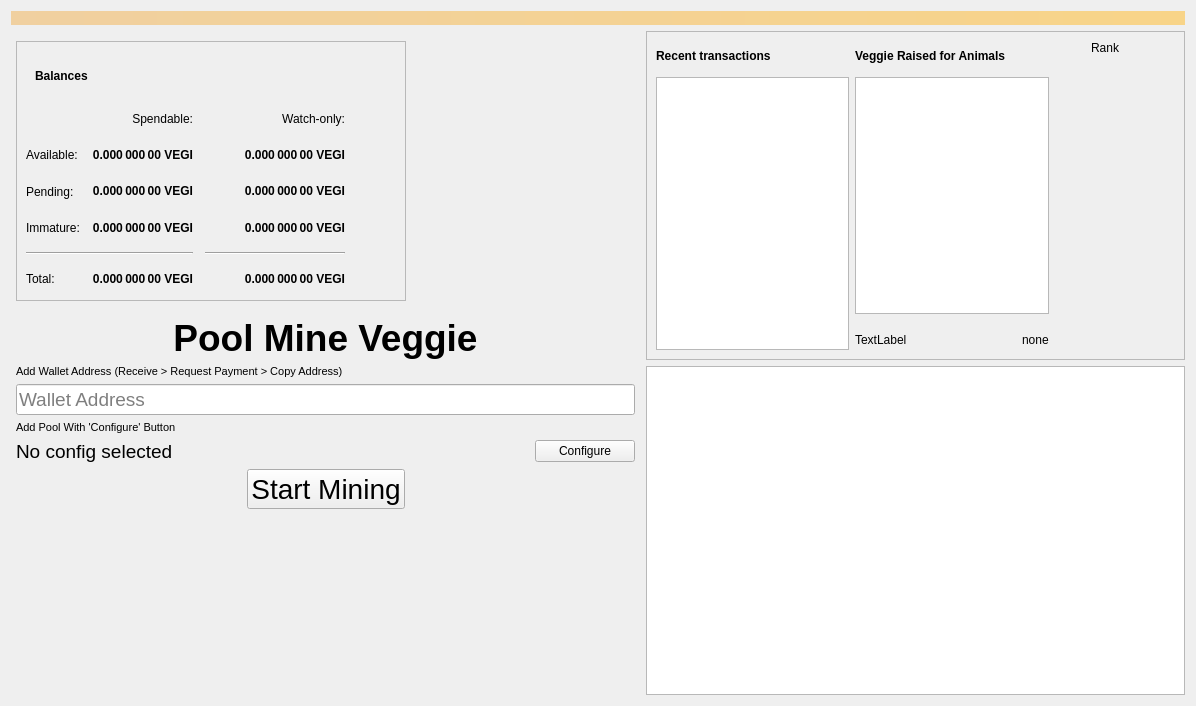
Before: the Qt Designer form src/qt/forms/overviewpage.ui in Oskii/Veggie, drawn with Qt 5.
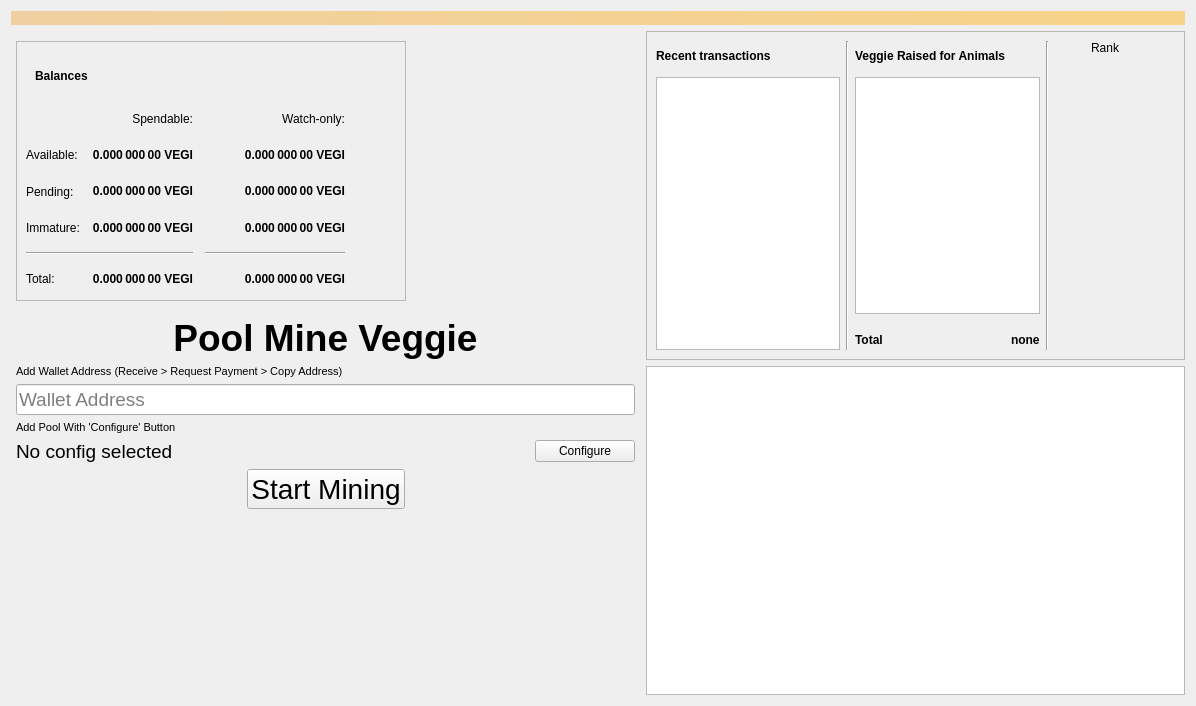
After: the same form once the commit is applied. Icons and pictures are not drawn.

Commit message: implemented animal donation list

```diff
--- a/src/qt/forms/overviewpage.ui
+++ b/src/qt/forms/overviewpage.ui
@@ -863,10 +863,29 @@
                </layout>
               </item>
               <item>
-               <widget class="QTableView" name="tableTransactions"/>
+               <widget class="QTableView" name="tableTransactions">
+                <property name="font">
+                 <font>
+                  <pointsize>9</pointsize>
+                 </font>
+                </property>
+                <property name="verticalScrollBarPolicy">
+                 <enum>Qt::ScrollBarAlwaysOff</enum>
+                </property>
+                <property name="horizontalScrollBarPolicy">
+                 <enum>Qt::ScrollBarAlwaysOff</enum>
+                </property>
+               </widget>
               </item>
              </layout>
             </item>
+            <item>
+             <widget class="Line" name="line_3">
+              <property name="orientation">
+               <enum>Qt::Vertical</enum>
+              </property>
+             </widget>
+            </item>
             <item>
              <layout class="QVBoxLayout" name="verticalLayout_11">
               <property name="rightMargin">
@@ -892,7 +911,19 @@
                </widget>
               </item>
               <item>
-               <widget class="QTableView" name="tableRaisedForAnimals"/>
+               <widget class="QTableView" name="tableRaisedForAnimals">
+                <property name="font">
+                 <font>
+                  <pointsize>9</pointsize>
+                 </font>
+                </property>
+                <property name="verticalScrollBarPolicy">
+                 <enum>Qt::ScrollBarAlwaysOff</enum>
+                </property>
+                <property name="horizontalScrollBarPolicy">
+                 <enum>Qt::ScrollBarAlwaysOff</enum>
+                </property>
+               </widget>
               </item>
               <item>
                <layout class="QHBoxLayout" name="horizontalLayout_7">
@@ -900,9 +931,16 @@
                  <number>10</number>
                 </property>
                 <item>
-                 <widget class="QLabel" name="label_10">
+                 <widget class="QLabel" name="totalRaisedForAnimalsText">
+                  <property name="font">
+                   <font>
+                    <pointsize>9</pointsize>
+                    <weight>75</weight>
+                    <bold>true</bold>
+                   </font>
+                  </property>
                   <property name="text">
-                   <string>TextLabel</string>
+                   <string>Total</string>
                   </property>
                  </widget>
                 </item>
@@ -920,7 +958,14 @@
                  </spacer>
                 </item>
                 <item>
-                 <widget class="QLabel" name="lableTotal">
+                 <widget class="QLabel" name="totalRaisedForAnimalsValue">
+                  <property name="font">
+                   <font>
+                    <pointsize>9</pointsize>
+                    <weight>75</weight>
+                    <bold>true</bold>
+                   </font>
+                  </property>
                   <property name="text">
                    <string>none</string>
                   </property>
@@ -930,6 +975,13 @@
               </item>
              </layout>
             </item>
+            <item>
+             <widget class="Line" name="line_2">
+              <property name="orientation">
+               <enum>Qt::Vertical</enum>
+              </property>
+             </widget>
+            </item>
             <item>
              <layout class="QVBoxLayout" name="verticalLayout_10">
               <property name="rightMargin">
```
Left out of the diff: 10 changed lines with no effect on the pictures. The commit also changes 1 other file.
